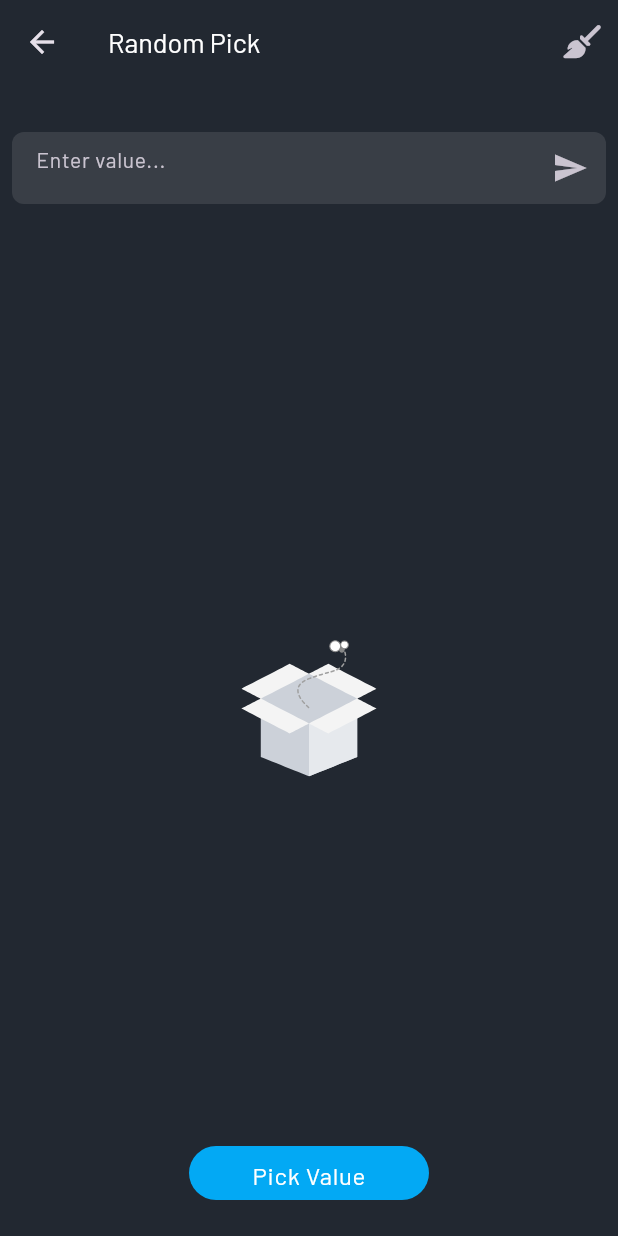
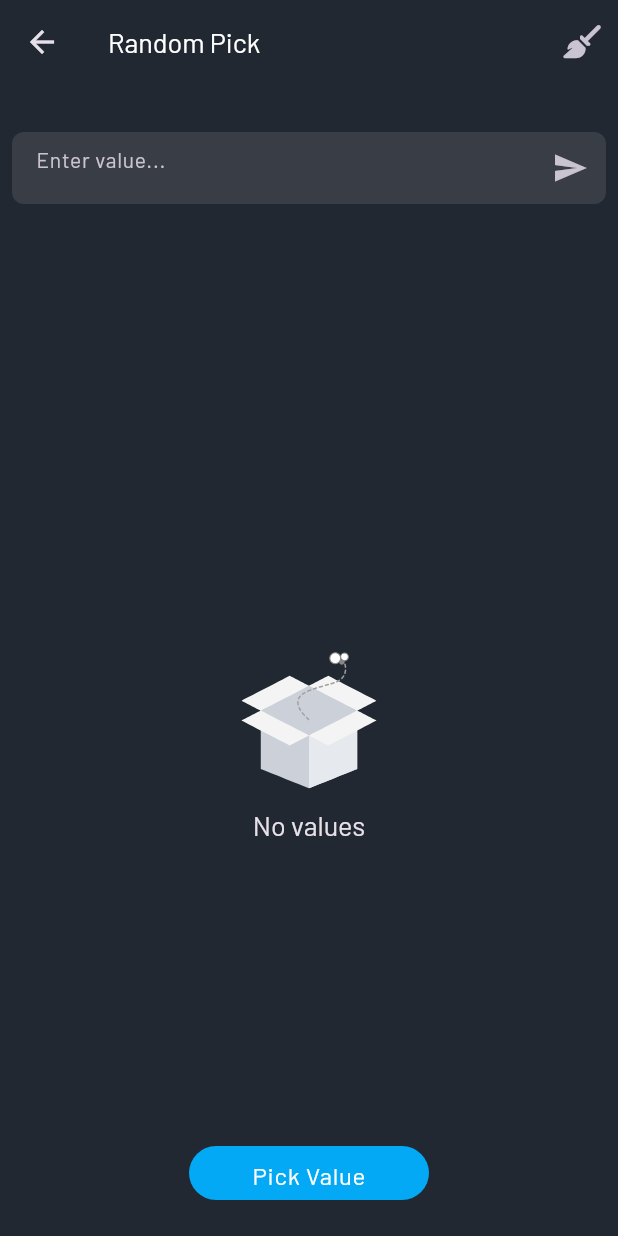
Before and after one commit to mendoxe/toolbox, a Flutter app: the RandomPickScreen screen opened by its route, on a phone screen of 412 x 824 dp. Run offline on Flutter 3.47's test engine with Material 2 defaults, Android fonts, the phone set to English and light mode, and no system bars; drawn by our look-alikes of flutter_animate; our stand-ins replace beamer, firebase_core, firebase_crashlytics, flutter_riverpod, font_awesome_flutter, google_fonts and 1 more; accounts and stored records are empty; generated files the repository leaves out were written again.

Commit message:
UI enhancments

```diff
--- a/lib/screens/components/empty_widget.dart
+++ b/lib/screens/components/empty_widget.dart
@@ -9,7 +9,15 @@ class EmptyWidget extends StatelessWidget {
   Widget build(BuildContext context) {
     return Animate(
       effects: const [ScaleEffect(), FadeEffect()],
-      child: Lottie.asset('assets/lotties/empty_box.json'),
+      child: Column(
+        children: [
+          Lottie.asset('assets/lotties/empty_box.json'),
+          Text(
+            'No values',
+            style: Theme.of(context).textTheme.headlineSmall,
+          ),
+        ],
+      ),
     );
   }
 }
--- a/lib/screens/password_generator/components/psw_text_field.dart
+++ b/lib/screens/password_generator/components/psw_text_field.dart
@@ -1,6 +1,7 @@
 import 'package:flutter/material.dart';
 import 'package:flutter/services.dart';
 import 'package:flutter_riverpod/flutter_riverpod.dart';
+import 'package:tooolbox/screens/components/custom_snackbar.dart';
 import 'package:tooolbox/screens/password_generator/control/psw_generator_provider.dart';
 
 class PwsTextField extends ConsumerStatefulWidget {
@@ -61,10 +62,7 @@ class _PwsTextFieldState extends ConsumerState<PwsTextField> {
   void _copyContent() {
     Clipboard.setData(ClipboardData(text: _controller.text));
     ScaffoldMessenger.of(context).showSnackBar(
-      const SnackBar(
-        content: Text("Password copied to clipboard"),
-        behavior: SnackBarBehavior.floating,
-      ),
+      const CustomSnackbar(text: "Password copied to clipboard") as SnackBar,
     );
   }
 
--- a/lib/screens/password_generator/password_generator_screen.dart
+++ b/lib/screens/password_generator/password_generator_screen.dart
@@ -18,6 +18,7 @@ class PasswordGeneratorScreen extends ConsumerWidget {
   @override
   Widget build(BuildContext context, WidgetRef ref) {
     return Scaffold(
+      resizeToAvoidBottomInset: false,
       appBar: AppBar(
         title: const Hero(
           tag: "Password Generator",
--- a/lib/screens/random_pick/random_pick_screen.dart
+++ b/lib/screens/random_pick/random_pick_screen.dart
@@ -2,6 +2,7 @@ import 'package:flutter/material.dart';
 import 'package:flutter_riverpod/flutter_riverpod.dart';
 import 'package:font_awesome_flutter/font_awesome_flutter.dart';
 import 'package:tooolbox/screens/components/buttons/default_button.dart';
+import 'package:tooolbox/screens/components/custom_snackbar.dart';
 import 'package:tooolbox/screens/components/empty_widget.dart';
 import 'package:tooolbox/screens/random_pick/control/random_pick_provider.dart';
 import 'package:flutter_animate/flutter_animate.dart';
@@ -17,6 +18,7 @@ class RandomPickScreen extends ConsumerStatefulWidget {
 
 class _RandomPickScreenState extends ConsumerState<RandomPickScreen> {
   late TextEditingController _controller;
+  AnimationController? _animationController;
 
   @override
   void initState() {
@@ -27,6 +29,7 @@ class _RandomPickScreenState extends ConsumerState<RandomPickScreen> {
   @override
   Widget build(BuildContext context) {
     return Scaffold(
+      resizeToAvoidBottomInset: false,
       appBar: AppBar(
         title: const Hero(
           tag: "Random Pick",
@@ -50,6 +53,7 @@ class _RandomPickScreenState extends ConsumerState<RandomPickScreen> {
               borderRadius: BorderRadius.circular(8),
               child: TextField(
                 controller: _controller,
+                onSubmitted: (_) => addValue(),
                 decoration: InputDecoration(
                   hintText: "Enter value...",
                   suffixIcon: IconButton(
@@ -61,14 +65,16 @@ class _RandomPickScreenState extends ConsumerState<RandomPickScreen> {
             ),
           ),
           const SizedBox(height: 32),
-          Wrap(
-            spacing: 12,
-            runSpacing: 12,
-            children: ref
-                .watch(randomPickProvider)
-                .values
-                .map(
-                  (String val) => Chip(
+          SizedBox(
+            height: 40,
+            child: ListView.builder(
+              scrollDirection: Axis.horizontal,
+              itemCount: ref.watch(randomPickProvider).values.length,
+              itemBuilder: (context, index) {
+                String val = ref.watch(randomPickProvider).values[index];
+                return Padding(
+                  padding: const EdgeInsets.only(left: 8.0),
+                  child: Chip(
                     label: Text(val),
                     labelPadding:
                         const EdgeInsets.symmetric(horizontal: 8, vertical: 4),
@@ -76,15 +82,29 @@ class _RandomPickScreenState extends ConsumerState<RandomPickScreen> {
                       ref.read(randomPickProvider.notifier).removeValue(val);
                     },
                   ),
-                )
-                .toList(),
+                );
+              },
+            ),
           ),
           const Spacer(),
           ref.watch(randomPickProvider).selectedValue.isNotEmpty
-              ? Text(
-                  ref.watch(randomPickProvider).selectedValue,
-                  style: Theme.of(context).textTheme.headline3,
-                ).animate().scale().fadeIn()
+              ? Padding(
+                  padding: const EdgeInsets.all(8.0),
+                  child: Text(
+                    ref.watch(randomPickProvider).selectedValue,
+                    maxLines: 4,
+                    overflow: TextOverflow.ellipsis,
+                    style: Theme.of(context).textTheme.headlineLarge,
+                  )
+                      .animate(
+                        onPlay: (controller) =>
+                            _animationController = controller,
+                      )
+                      .scale()
+                      .fadeIn()
+                      .then()
+                      .shake(),
+                )
               : const EmptyWidget(),
           const Spacer(),
           DefaultButton(label: "Pick Value", onTap: pickRandomValue),
@@ -95,14 +115,15 @@ class _RandomPickScreenState extends ConsumerState<RandomPickScreen> {
   }
 
   void pickRandomValue() {
-    if (ref.read(randomPickProvider.notifier).pickRandomValue()) return;
-    ScaffoldMessenger.of(context).showSnackBar(const SnackBar(
-      content: Text(
-        "No values to choose from...",
-        textAlign: TextAlign.center,
-      ),
-      behavior: SnackBarBehavior.floating,
-    ));
+    if (ref.read(randomPickProvider.notifier).pickRandomValue()) {
+      if (_animationController != null) {
+        _animationController!.forward();
+      }
+      return;
+    }
+    ScaffoldMessenger.of(context).showSnackBar(
+      const CustomSnackbar(text: "No values to choose from...") as SnackBar,
+    );
   }
 
   void addValue() {
--- a/lib/utils/theme.dart
+++ b/lib/utils/theme.dart
@@ -68,5 +68,6 @@ ThemeData get darkTheme => ThemeData(
         headline3: GoogleFonts.barlow(
           fontSize: 32,
         ),
+        headlineLarge: GoogleFonts.barlow(fontSize: 42),
       ),
     );
--- a/pubspec.yaml
+++ b/pubspec.yaml
@@ -37,6 +37,9 @@ dependencies:
   beamer: ^1.5.3
   flutter_animate: ^3.1.0
   font_awesome_flutter: ^10.3.0
+
+  firebase_core: ^2.5.0
+  firebase_crashlytics: ^3.0.12
 
 dev_dependencies:
   flutter_test:
```
Also changed, not shown: lib/main.dart (+30 -2 lines), lib/screens/cash_exchange/cash_exchange_screen.dart (+4 -6 lines), lib/screens/components/custom_snackbar.dart (added, +17 -0 lines), lib/screens/dice_roll/dice_roll_screen.dart (added, +19 -0 lines), lib/screens/home/home_screen.dart (+7 -8 lines), lib/screens/text_encoder/text_encoder_screen.dart (+15 -23 lines), lib/tools.dart (+11 -1 lines), pubspec.lock, 4 other files.
